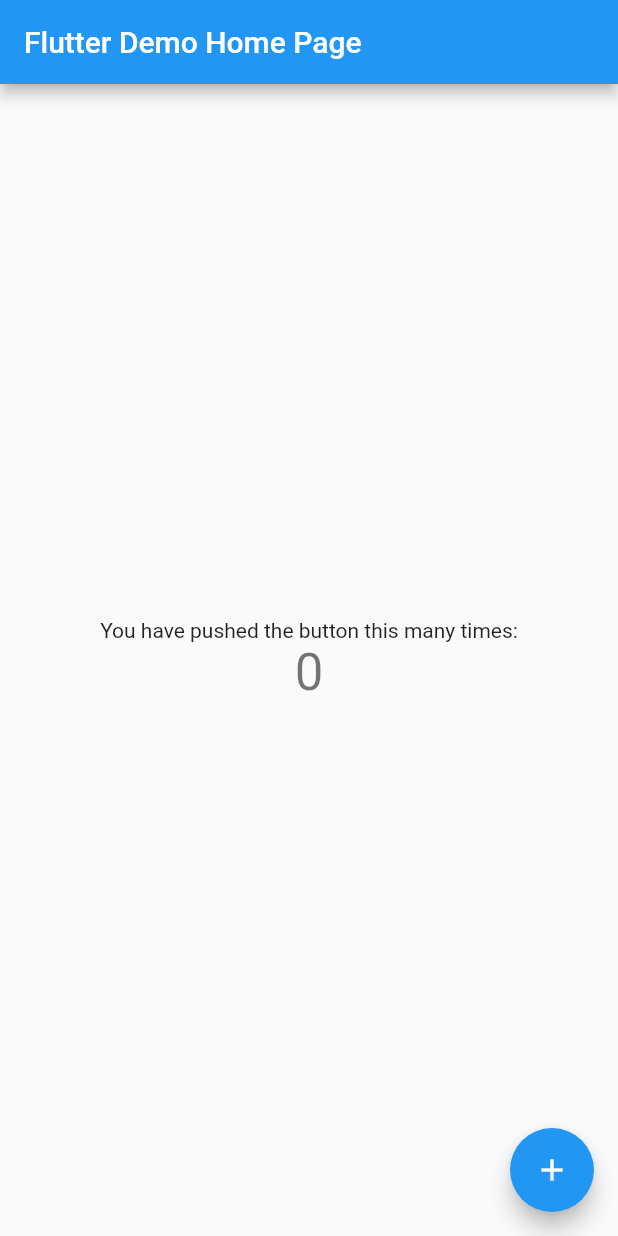
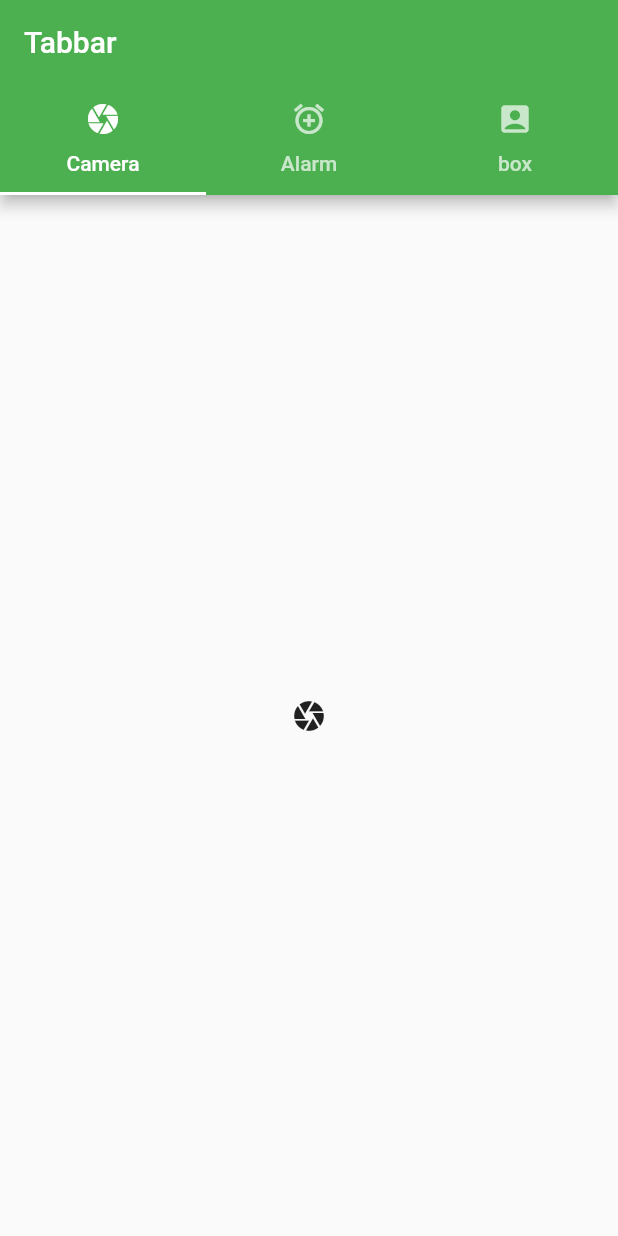
Before and after one commit to tintinap/lab01, a Flutter app: the screen it shows after launch, on a phone screen of 412 x 824 dp. Run offline on Flutter 3.47's test engine with Material 2 defaults, Android fonts, the phone set to English and light mode, and no system bars.

Commit message:
add new widget

```diff
--- a/lib/main.dart
+++ b/lib/main.dart
@@ -8,104 +8,111 @@ class MyApp extends StatelessWidget {
   Widget build(BuildContext context) {
     return MaterialApp(
       title: 'Flutter Demo',
+      debugShowCheckedModeBanner: false,
       theme: ThemeData(
-        // This is the theme of your application.
-        //
-        // Try running your application with "flutter run". You'll see the
-        // application has a blue toolbar. Then, without quitting the app, try
-        // changing the primarySwatch below to Colors.green and then invoke
-        // "hot reload" (press "r" in the console where you ran "flutter run",
-        // or simply save your changes to "hot reload" in a Flutter IDE).
-        // Notice that the counter didn't reset back to zero; the application
-        // is not restarted.
-        primarySwatch: Colors.blue,
+        primarySwatch: Colors.green,
       ),
-      home: MyHomePage(title: 'Flutter Demo Home Page'),
+      home: MyHomePage(),
     );
   }
 }
-
-class MyHomePage extends StatefulWidget {
-  MyHomePage({Key key, this.title}) : super(key: key);
-
-  // This widget is the home page of your application. It is stateful, meaning
-  // that it has a State object (defined below) that contains fields that affect
-  // how it looks.
-
-  // This class is the configuration for the state. It holds the values (in this
-  // case the title) provided by the parent (in this case the App widget) and
-  // used by the build method of the State. Fields in a Widget subclass are
-  // always marked "final".
-
-  final String title;
-
-  @override
-  _MyHomePageState createState() => _MyHomePageState();
-}
-
-class _MyHomePageState extends State<MyHomePage> {
-  int _counter = 0;
-
-  void _incrementCounter() {
-    setState(() {
-      // This call to setState tells the Flutter framework that something has
-      // changed in this State, which causes it to rerun the build method below
-      // so that the display can reflect the updated values. If we changed
-      // _counter without calling setState(), then the build method would not be
-      // called again, and so nothing would appear to happen.
-      _counter++;
-    });
-  }
-
+//TAB EXAMPLE
+class MyHomePage extends StatelessWidget {
   @override
   Widget build(BuildContext context) {
-    // This method is rerun every time setState is called, for instance as done
-    // by the _incrementCounter method above.
-    //
-    // The Flutter framework has been optimized to make rerunning build methods
-    // fast, so that you can just rebuild anything that needs updating rather
-    // than having to individually change instances of widgets.
-    return Scaffold(
+    // TODO: implement build
+    return DefaultTabController(
+      length: 3,
+      child: Scaffold(
         appBar: AppBar(
-        // Here we take the value from the MyHomePage object that was created by
-        // the App.build method, and use it to set our appbar title.
-        title: Text(widget.title),
+          title: Text("Tabbar"),
+          bottom: TabBar(
+            tabs: <Widget>[
+              Tab(
+                icon: Icon(Icons.camera),
+                text:"Camera",
               ),
-      body: Center(
-        // Center is a layout widget. It takes a single child and positions it
-        // in the middle of the parent.
-        child: Column(
-          // Column is also layout widget. It takes a list of children and
-          // arranges them vertically. By default, it sizes itself to fit its
-          // children horizontally, and tries to be as tall as its parent.
-          //
-          // Invoke "debug painting" (press "p" in the console, choose the
-          // "Toggle Debug Paint" action from the Flutter Inspector in Android
-          // Studio, or the "Toggle Debug Paint" command in Visual Studio Code)
-          // to see the wireframe for each widget.
-          //
-          // Column has various properties to control how it sizes itself and
-          // how it positions its children. Here we use mainAxisAlignment to
-          // center the children vertically; the main axis here is the vertical
-          // axis because Columns are vertical (the cross axis would be
-          // horizontal).
-          mainAxisAlignment: MainAxisAlignment.center,
-          children: <Widget>[
-            Text(
-              'You have pushed the button this many times:',
+              Tab(
+                icon: Icon(Icons.add_alarm),
+                text: "Alarm",
               ),
-            Text(
-              '$_counter',
-              style: Theme.of(context).textTheme.display1,
+              Tab(
+                icon: Icon(Icons.account_box),
+                text: "box",
               ),
             ],
           ),
         ),
-      floatingActionButton: FloatingActionButton(
-        onPressed: _incrementCounter,
-        tooltip: 'Increment',
-        child: Icon(Icons.add),
-      ), // This trailing comma makes auto-formatting nicer for build methods.
+        body: TabBarView(
+          children: <Widget>[
+            Icon(Icons.camera),
+            Icon(Icons.add_alarm),
+            Icon(Icons.account_box),
+          ],
+        )
+      ),
     );
   }
+
 }
+
+//STATEFULLWIDGET EXAMPLE
+// class MyHomePage extends StatefulWidget {
+//   @override
+//   State<StatefulWidget> createState() {
+//     return MyHomePageState();
+//   }
+
+// }
+
+// class MyHomePageState extends State<MyHomePage> {
+//   int counter = 0;
+
+//   @override
+//   Widget build(BuildContext context) {
+//     return Scaffold(
+//       appBar: AppBar(
+//         title: Text("Hello World test ...."),
+//     ),
+//     body: Row(
+//       mainAxisAlignment: MainAxisAlignment.spaceAround,
+//       crossAxisAlignment: CrossAxisAlignment.center,
+//       children: <Widget>[
+//         Text("$counter"),
+//         Text("Value 2"),
+//         Text("Value 3"),
+//       ],
+//     ),
+//     floatingActionButton: FloatingActionButton(
+//       child: Icon(Icons.add),
+//       onPressed: () {
+//         setState(() {
+//           counter++;
+//         });
+//         print("Counter values : $counter");
+//       }
+//       ),
+//     );
+//   }
+
+// }
+
+// STATELESSWIDGET EXAMPLE
+// class MyHomePage extends StatelessWidget {
+//   int counter = 0;
+
+//   @override
+//   Widget build(BuildContext context) {
+//     return Scaffold(appBar: AppBar(title: Text("Hello World test ...."),
+//     ),
+//     body: Text("$counter"),
+//     floatingActionButton: IconButton(
+//       icon: Icon(Icons.add),
+//       onPressed: () {
+//         counter++;
+//         print("Counter values : $counter");
+//       }
+//       ),
+//     );
+//   }
+// }
```
Lines whose indentation alone changed are shown as unchanged.
